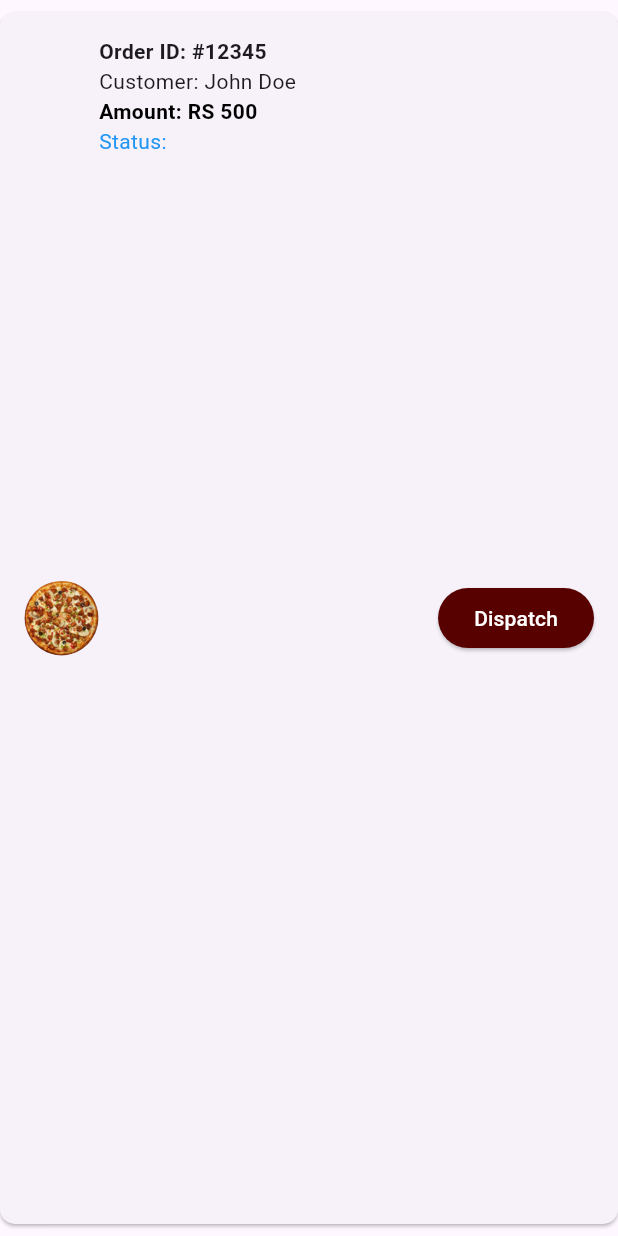
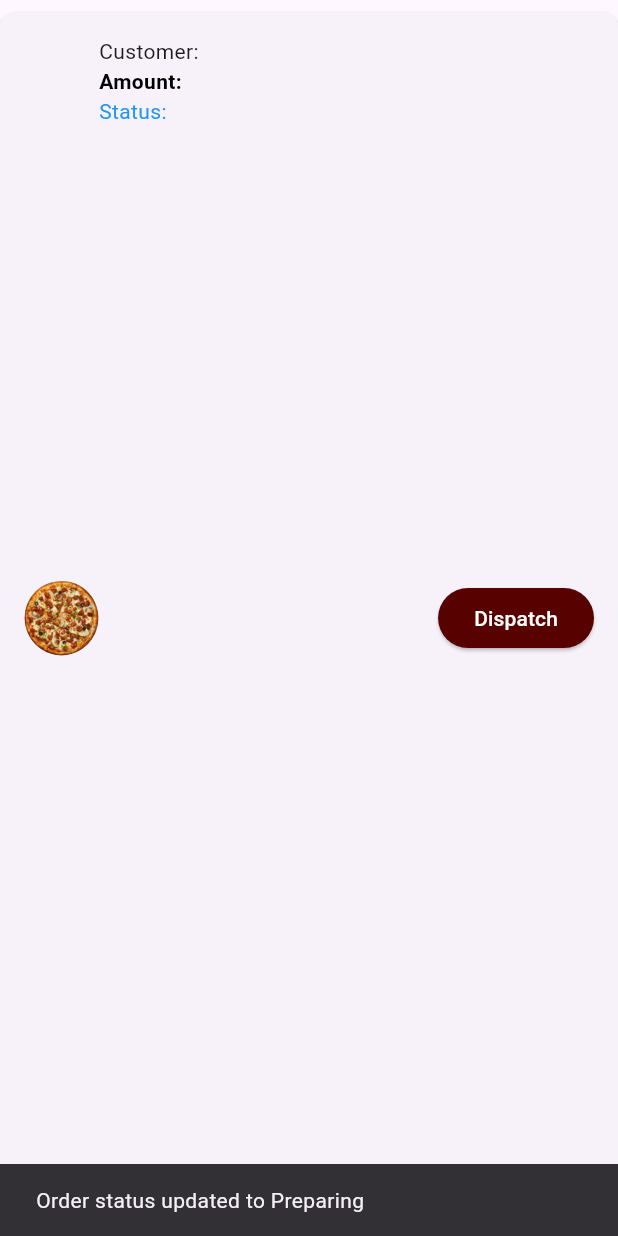
Before and after one commit to AbuHuraira61/mfc, a Flutter app: the OrderCard widget shown alone on an empty page, opened directly with empty values, after a tap on "Dispatch", on a phone screen of 412 x 824 dp. Run offline on Flutter 3.47's test engine with Material 3 defaults, Android fonts, the phone set to English and light mode, and no system bars; our stand-ins replace carousel_slider, cloud_firestore, firebase_auth, firebase_core, flutter_rating_bar, get and 3 more; accounts and stored records are empty.

Commit message:
Order placement and cancellation from User side and Order list chnaging status at admin side is completed.

```diff
--- a/lib/auth/SplashScreen/splashscreen.dart
+++ b/lib/auth/SplashScreen/splashscreen.dart
@@ -23,7 +23,7 @@ class _SplashScreenState extends State<SplashScreen>
     super.initState();
 
     _controller = AnimationController(
-      duration: const Duration(seconds: 5),
+      duration: const Duration(seconds: 2),
       vsync: this,
     )..repeat();
 
--- a/lib/presentation/Manager UI/Orders/PendingOrder_screen.dart
+++ b/lib/presentation/Manager UI/Orders/PendingOrder_screen.dart
@@ -1,4 +1,6 @@
+import 'package:cloud_firestore/cloud_firestore.dart';
 import 'package:flutter/material.dart';
+import 'package:mfc/presentation/Manager%20UI/Orders/Order%20Details/admin_Order_details.dart';
 
 void main() {
   runApp(MyApp());
@@ -56,9 +58,9 @@ class _PendingOrderScreenState extends State<PendingOrderScreen> {
         ),
         body: TabBarView(
           children: [
-            OrdersList(orderStatus: 'Pending'),
+            OrdersList(orderStatus: 'pending'),
             OrdersList(orderStatus: 'Preparing'),
-            OrdersList(orderStatus: 'On The Way'),
+            OrdersList(orderStatus: 'Dispatched'),
           ],
         ),
       ),
@@ -72,22 +74,105 @@ class OrdersList extends StatelessWidget {
 
   @override
   Widget build(BuildContext context) {
-    return ListView.builder(
-      padding: EdgeInsets.all(16),
-      itemCount: 5, // Sample data
-      itemBuilder: (context, index) {
-        return OrderCard(orderStatus: orderStatus);
-      },
+    return StreamBuilder<QuerySnapshot>(
+      stream: FirebaseFirestore.instance
+      .collection('orders')
+      .where('status', isEqualTo: orderStatus )
+      .snapshots(),
+      builder: (context, snapshot) {
+
+       if(snapshot.connectionState == ConnectionState.waiting){
+          return Center(child: CircularProgressIndicator());
+       }
+
+         final docs = snapshot.data?.docs ?? [];
+
+         if(docs.isEmpty){
+           return Center(child: Text("No $orderStatus orders."));
+         }
+
+
+        return ListView.builder(
+          padding: EdgeInsets.all(16),
+          itemCount: docs.length, // Sample data
+          itemBuilder: (context, index) {
+            final data = docs[index].data() as Map<String, dynamic>;
+            final id = docs[index].id;
+            final List<Map<String, dynamic>> orderDetailsList = List<Map<String, dynamic>>.from(data['items']);
+            return OrderCard(
+               id: id,
+              orderDetailsList: orderDetailsList,
+              ammount: data['totalPrice'],
+              customerName:  data['name'] ?? 'Unknown',
+              orderStatus: orderStatus);
+          },
+        );
+      }
     );
   }
 }
 
 class OrderCard extends StatelessWidget {
+  final String customerName;
   final String orderStatus;
-  const OrderCard({super.key, required this.orderStatus});
+  final String ammount;
+  final String id;
+    final List<Map<String,dynamic>> orderDetailsList;
+
+  const OrderCard({super.key, required this.id,required this.orderStatus, required this.ammount, required this.customerName, required this.orderDetailsList});
 
   @override
   Widget build(BuildContext context) {
+    if(orderStatus == 'pending'){
+       return InkWell(
+        onTap: (){
+          Navigator.push(context, MaterialPageRoute(builder: (context) {
+            return AdminOrderDetails(
+              id: id,
+              totalAmount: ammount, customerName: customerName,orderDetailsList: orderDetailsList,);
+          },));
+        },
+         child: Card(
+               margin: EdgeInsets.symmetric(vertical: 8),
+               shape: RoundedRectangleBorder(borderRadius: BorderRadius.circular(10)),
+               child: Padding(
+          padding: EdgeInsets.all(16),
+          child: Row(
+            children: [
+              Container(
+                height: 50,
+                width: 50,
+                decoration: BoxDecoration(
+                  shape: BoxShape.circle,
+                  image: DecorationImage(
+                    image: AssetImage('assets/largepizza.png'),
+                    fit: BoxFit.cover,
+                  ),
+                ),
+              ),
+              SizedBox(height: 16),
+              Expanded(
+                child: Column(
+                  crossAxisAlignment: CrossAxisAlignment.start,
+                  children: [
+                    // Text("Order ID: #12345",
+                    //     style: TextStyle(fontWeight: FontWeight.bold)),
+                    Text("Customer: $customerName" ),
+                    Text("Amount: $ammount",
+                        style: TextStyle(
+                            fontWeight: FontWeight.bold, color: Colors.black)),
+                    Text("Status: $orderStatus",
+                        style: TextStyle(color: Colors.blue)),
+                  ],
+                ),
+              ),
+
+            ],
+          ),
+               ),
+             ),
+       );
+    }
     return Card(
       margin: EdgeInsets.symmetric(vertical: 8),
       shape: RoundedRectangleBorder(borderRadius: BorderRadius.circular(10)),
@@ -111,10 +196,10 @@ class OrderCard extends StatelessWidget {
               child: Column(
                 crossAxisAlignment: CrossAxisAlignment.start,
                 children: [
-                  Text("Order ID: #12345",
-                      style: TextStyle(fontWeight: FontWeight.bold)),
-                  Text("Customer: John Doe"),
-                  Text("Amount: RS 500",
+                  // Text("Order ID: #12345",
+                  //     style: TextStyle(fontWeight: FontWeight.bold)),
+                  Text("Customer: $customerName" ),
+                  Text("Amount: $ammount",
                       style: TextStyle(
                           fontWeight: FontWeight.bold, color: Colors.black)),
                   Text("Status: $orderStatus",
@@ -124,7 +209,26 @@ class OrderCard extends StatelessWidget {
             ),
             if (orderStatus != "On The Way")
               ElevatedButton(
-                onPressed: () {},
+                onPressed: () async {
+
+ try {
+    await FirebaseFirestore.instance
+        .collection('orders')
+        .doc(id) // Use the order's document ID
+        .update({'status': 'Dispatched'}); // Update the status field
+
+    ScaffoldMessenger.of(context).showSnackBar(
+      SnackBar(content: Text('Order status updated to Preparing')),
+    );
+
+   // Optional: go back after updating
+  } catch (e) {
+    ScaffoldMessenger.of(context).showSnackBar(
+      SnackBar(content: Text('Failed to update order: $e')),
+    );
+  }
+
+                },
                 style: ElevatedButton.styleFrom(
                   backgroundColor: Color(0xff570101),
                 ),
```
Also changed, not shown: lib/presentation/Customer UI/Orders/Order Status/Orderstatus_screen.dart (+9 -3 lines), lib/presentation/Customer UI/Orders/Order Status/order_status_detail.dart (+35 -5 lines), lib/presentation/Manager UI/Orders/Order Details/admin_Order_details.dart (added, +116 -0 lines), 4 other files.
